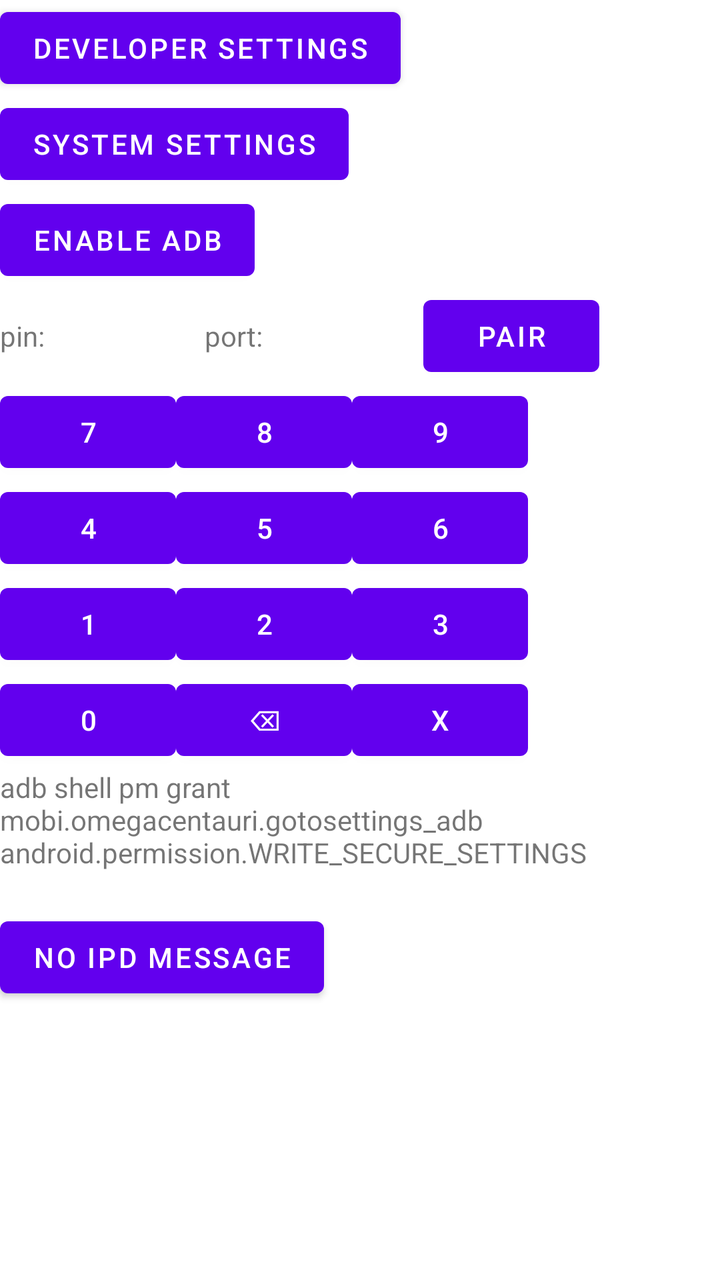
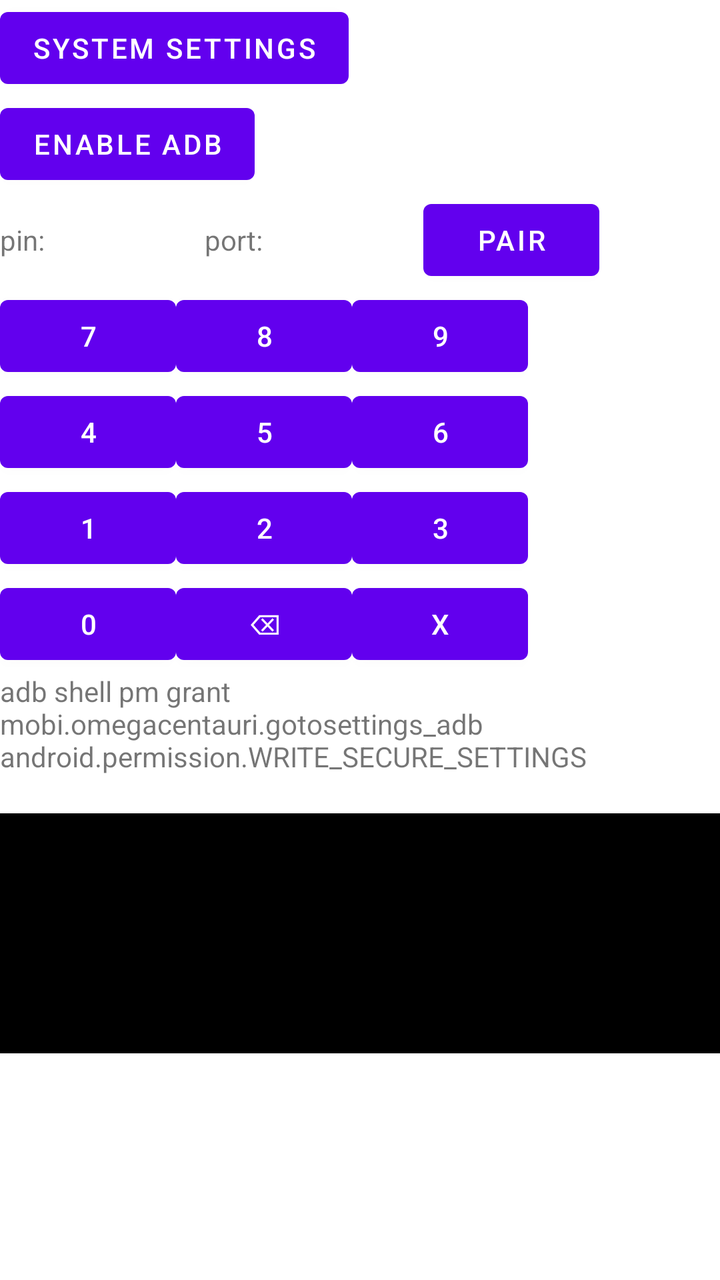

The first picture is an Android layout as it rendered before a commit; the second is the same layout after the commit. The layout source and the unified diff follow.
<!-- AndroidManifest.xml: fallback theme Theme.MaterialComponents.DayNight.NoActionBar -->
<!-- res/layout/main.xml -->
<?xml version="1.0" encoding="utf-8"?>

<ScrollView xmlns:android="http://schemas.android.com/apk/res/android"
    android:layout_width="match_parent"
    android:layout_height="match_parent">
<LinearLayout
    android:layout_width="wrap_content"
    android:layout_height="wrap_content"
    android:orientation="vertical">
    <Button
        android:layout_width="wrap_content"
        android:layout_height="wrap_content"
        android:text="Developer Settings"
        android:onClick="devSettings"/>
    <Button
        android:layout_width="wrap_content"
        android:layout_height="wrap_content"
        android:text = "System Settings"
        android:onClick="goToSettings"
        />
    <Button
        android:id="@+id/enable_wifi_adb_button"
        android:layout_width="wrap_content"
        android:layout_height="wrap_content"
        android:text = "Enable ADB"
        android:onClick="enableWiFiADB"
        />
    <LinearLayout
        android:id="@+id/pair_controls"
        android:layout_width="wrap_content"
        android:layout_height="wrap_content"
        android:orientation="vertical">
        <LinearLayout
            android:layout_width="wrap_content"
            android:layout_height="wrap_content"
            android:orientation="horizontal">
    <TextView
        android:layout_width="wrap_content"
        android:layout_height="wrap_content"
        android:text="pin:"/>
    <TextView
        android:id="@+id/pin"
        android:layout_width="80sp"
        android:layout_height="wrap_content" />
        <TextView
            android:layout_width="wrap_content"
            android:layout_height="wrap_content"
            android:text="port:"/>
        <TextView
            android:id="@+id/pair_port"
            android:layout_width="80sp"
            android:layout_height="wrap_content" />
        <Button
            android:id="@+id/pair"
            android:layout_width="wrap_content"
            android:layout_height="wrap_content"
            android:text = "Pair"
            android:onClick="pair"
            />
    </LinearLayout>
        <LinearLayout
            android:layout_width="wrap_content"
            android:layout_height="wrap_content">
            <Button
                android:layout_width="wrap_content"
                android:layout_height="wrap_content"
                android:text="7"
                android:onClick="key7"/>
            <Button
                android:layout_width="wrap_content"
                android:layout_height="wrap_content"
                android:text="8"
                android:onClick="key8"/>
            <Button
                android:layout_width="wrap_content"
                android:layout_height="wrap_content"
                android:text="9"
                android:onClick="key9"/>
        </LinearLayout>
        <LinearLayout
            android:layout_width="wrap_content"
            android:layout_height="wrap_content">
            <Button
                android:layout_width="wrap_content"
                android:layout_height="wrap_content"
                android:text="4"
                android:onClick="key4"/>
            <Button
                android:layout_width="wrap_content"
                android:layout_height="wrap_content"
                android:text="5"
                android:onClick="key5"/>
            <Button
                android:layout_width="wrap_content"
                android:layout_height="wrap_content"
                android:text="6"
                android:onClick="key6"/>
        </LinearLayout>
        <LinearLayout
            android:layout_width="wrap_content"
            android:layout_height="wrap_content">
            <Button
                android:layout_width="wrap_content"
                android:layout_height="wrap_content"
                android:text="1"
                android:onClick="key1"/>
            <Button
                android:layout_width="wrap_content"
                android:layout_height="wrap_content"
                android:text="2"
                android:onClick="key2"/>
            <Button
                android:layout_width="wrap_content"
                android:layout_height="wrap_content"
                android:text="3"
                android:onClick="key3"/>
        </LinearLayout>
        <LinearLayout
            android:layout_width="wrap_content"
            android:layout_height="wrap_content">
            <Button
                android:layout_width="wrap_content"
                android:layout_height="wrap_content"
                android:text="0"
                android:onClick="key0"/>
            <Button
                android:layout_width="wrap_content"
                android:layout_height="wrap_content"
                android:text="⌫"
                android:onClick="keyBS"/>
            <Button
                android:layout_width="wrap_content"
                android:layout_height="wrap_content"
                android:text="X"
                android:onClick="keyX"/>
        </LinearLayout>
    </LinearLayout>
    <TextView
        android:id="@+id/grant"
        android:layout_width="wrap_content"
        android:layout_height="wrap_content"
        android:text="adb shell pm grant mobi.omegacentauri.gotosettings_adb android.permission.WRITE_SECURE_SETTINGS" />
    <TextView
        android:id="@+id/adb"
        android:layout_width="wrap_content"
        android:layout_height="wrap_content"
        android:text=""/>
    <Button
        android:id="@+id/ipd"
        android:layout_width="wrap_content"
        android:layout_height="wrap_content"
        android:text = "No IPD message"
        android:onClick="noIPDMessage"
        />
</LinearLayout>
</ScrollView>
<!-- resources referenced by this layout -->
<resources>

</resources>

<!-- the commit's change to res/layout/main.xml (unified diff, before → after) -->
@@ -4,14 +4,10 @@
     android:layout_width="match_parent"
     android:layout_height="match_parent">
 <LinearLayout
-    android:layout_width="wrap_content"
+    android:layout_width="match_parent"
     android:layout_height="wrap_content"
     android:orientation="vertical">
-    <Button
-        android:layout_width="wrap_content"
-        android:layout_height="wrap_content"
-        android:text="Developer Settings"
-        android:onClick="devSettings"/>
+    
     <Button
         android:layout_width="wrap_content"
         android:layout_height="wrap_content"
@@ -145,12 +141,26 @@
         android:layout_width="wrap_content"
         android:layout_height="wrap_content"
         android:text=""/>
-    <Button
-        android:id="@+id/ipd"
+    <LinearLayout
+        android:id="@+id/scripts"
         android:layout_width="wrap_content"
         android:layout_height="wrap_content"
-        android:text = "No IPD message"
-        android:onClick="noIPDMessage"
+        android:orientation="vertical">
+
+    </LinearLayout>
+    <ScrollView
+        android:id="@+id/output_scroller"
+        android:layout_width="fill_parent"
+        android:layout_height="120sp"
+        android:scrollbars="vertical"
+        android:fillViewport="true">
+    <TextView
+        android:id="@+id/output"
+        android:layout_width="fill_parent"
+        android:layout_height="fill_parent"
+        android:textColor="@android:color/white"
+        android:background="@android:color/black"
         />
+    </ScrollView>
 </LinearLayout>
 </ScrollView>
